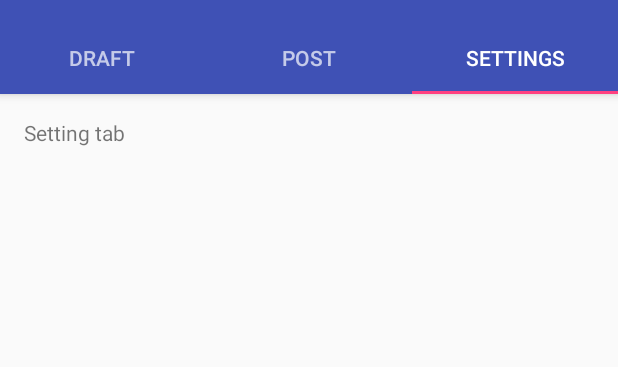
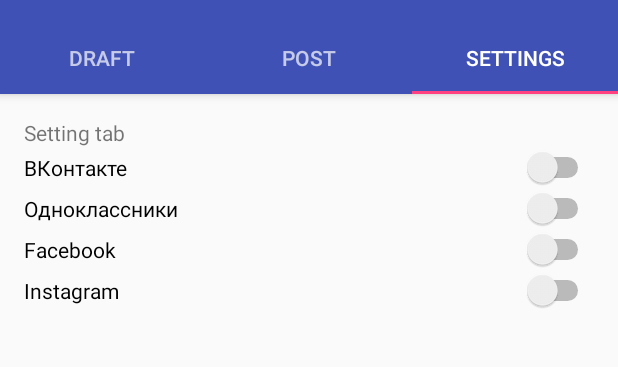
Before and after one commit to DefaultOrganizationName/PostIt, an Android app: the screen it shows after launch (MainActivity), tab 3 chosen, on a phone screen of 412 x 824 dp, the part 74-441 px from its top. Run offline under Robolectric (Android 15) with nearby library versions, the phone set to English and light mode, and no system bars.

Commit message:
Some changes

```diff
--- a/app/src/main/java/post/it/project/fragment/SettingsFragment.java
+++ b/app/src/main/java/post/it/project/fragment/SettingsFragment.java
@@ -19,4 +19,7 @@ public class SettingsFragment extends Fragment {
         View rootView = inflater.inflate(R.layout.settings_fragment, container, false);
         return rootView;
     }
+
+
+
 }
--- a/app/src/main/java/post/it/project/postit/MainActivity.java
+++ b/app/src/main/java/post/it/project/postit/MainActivity.java
@@ -17,6 +17,7 @@ import android.view.MenuItem;
 import android.view.View;
 import android.view.ViewGroup;
 
+import android.widget.Switch;
 import android.widget.TextView;
 
 import post.it.project.adapter.SectionsPagerAdapter;
@@ -46,7 +47,6 @@ public class MainActivity extends AppCompatActivity {
 
     }
 
-
 //    @Override
 //    public boolean onCreateOptionsMenu(Menu menu) {
 //        // Inflate the menu; this adds items to the action bar if it is present.
--- a/app/src/main/res/layout/settings_fragment.xml
+++ b/app/src/main/res/layout/settings_fragment.xml
@@ -12,4 +12,48 @@
         android:layout_height="wrap_content"
         android:text="Setting tab"/>
 
+    <Switch
+        android:text="@string/vk"
+        android:layout_width="wrap_content"
+        android:layout_height="wrap_content"
+        android:id="@+id/vk"
+        android:layout_below="@+id/section_label"
+        android:layout_alignParentRight="true"
+        android:layout_alignParentEnd="true"
+        android:layout_alignParentLeft="true"
+        android:layout_alignParentStart="true" />
+
+    <Switch
+        android:text="@string/ok"
+        android:layout_width="wrap_content"
+        android:layout_height="wrap_content"
+        android:id="@+id/ok"
+        android:layout_below="@+id/vk"
+        android:layout_alignParentLeft="true"
+        android:layout_alignParentStart="true"
+        android:layout_alignParentRight="true"
+        android:layout_alignParentEnd="true" />
+
+    <Switch
+        android:text="@string/fb"
+        android:layout_width="wrap_content"
+        android:layout_height="wrap_content"
+        android:layout_below="@+id/ok"
+        android:layout_alignParentLeft="true"
+        android:layout_alignParentStart="true"
+        android:id="@+id/fb"
+        android:layout_alignParentRight="true"
+        android:layout_alignParentEnd="true" />
+
+    <Switch
+        android:text="@string/insta"
+        android:layout_width="wrap_content"
+        android:layout_height="wrap_content"
+        android:layout_below="@+id/fb"
+        android:layout_alignParentLeft="true"
+        android:layout_alignParentStart="true"
+        android:id="@+id/insta"
+        android:layout_alignParentRight="true"
+        android:layout_alignParentEnd="true" />
+
 </RelativeLayout>
--- a/app/src/main/res/values/strings.xml
+++ b/app/src/main/res/values/strings.xml
@@ -1,5 +1,12 @@
 <resources>
     <string name="app_name">PostIt</string>
-    <string name="action_settings">Settings</string>
-    <string name="section_format">Hello World from section: %1$d</string>
+
+    <string name="settings_string">Choose the social networks:</string>
+    <string name="vk">ВКонтакте</string>
+    <string name="ok">Одноклассники</string>
+    <string name="fb">Facebook</string>
+    <string name="insta">Instagram</string>
+
+    <string name="post_string">bla bla</string>
+    <string name="post">POST</string>
 </resources>
```
Also changed, not shown: app/src/main/java/post/it/project/postit/Post.java (added, +10 -0 lines), app/src/main/res/layout/draft_fragment.xml (+12 -0 lines), app/src/main/res/layout/draft_layout.xml (added, +12 -0 lines), app/src/main/res/layout/post_fragment.xml (+27 -4 lines).
